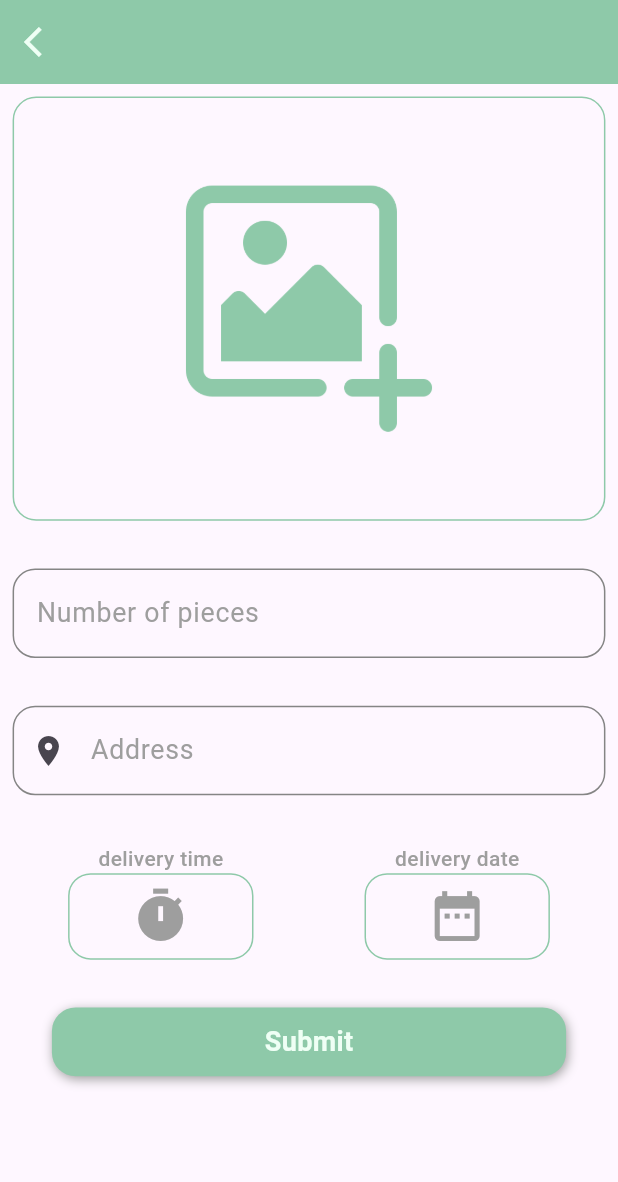
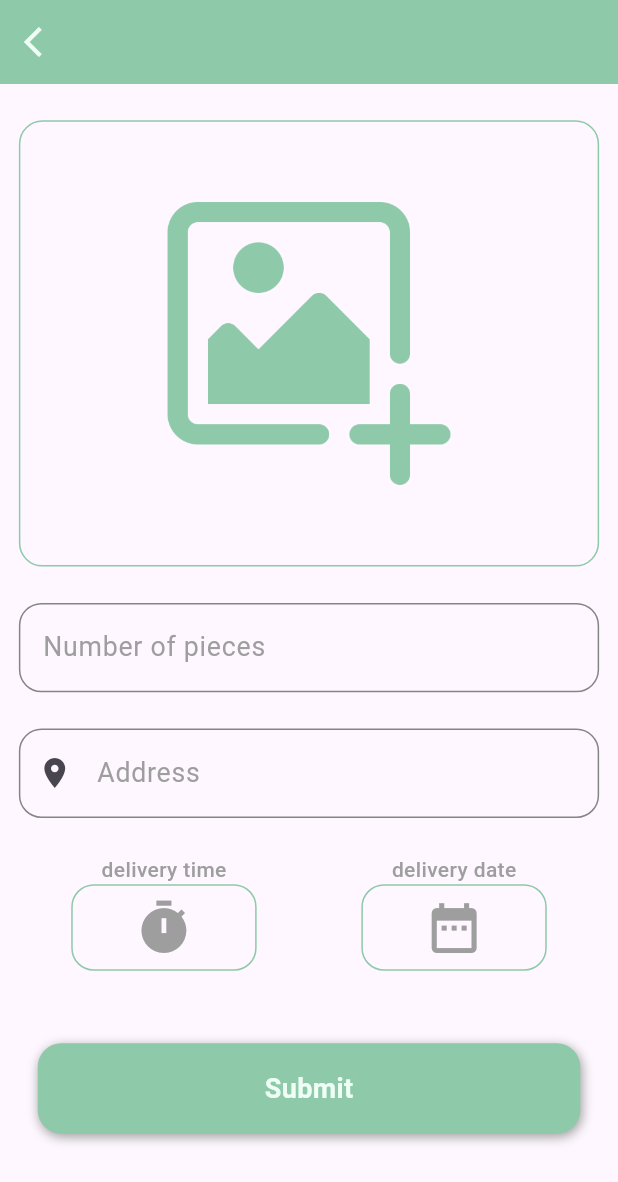
Before and after one commit to taherelzoghby/charity-clothes, a Flutter app: the AddInfoView screen opened by its route, on a phone screen of 412 x 824 dp. Shown: the top 1182 px of the screen. Run offline on Flutter 3.47's test engine with Material 3 defaults, Android fonts, the light colour scheme and no system bars; our stand-ins replace cached_network_image, carousel_slider, cloud_firestore, country_code_picker, firebase_auth, firebase_core and 20 more; accounts and stored records are empty.

Commit message:
refactor add info page

```diff
--- a/lib/core/consts/style.dart
+++ b/lib/core/consts/style.dart
@@ -20,6 +20,10 @@ abstract class AppConsts {
   static BoxDecoration decorationImage = BoxDecoration(
     border: Border.all(color: mainColor, width: 2),
     borderRadius: BorderRadius.circular(15),
+  );
+  static BoxDecoration decorationAddImage = BoxDecoration(
+    borderRadius: AppConsts.radius15,
+    border: Border.all(color: AppConsts.mainColor),
   );
   static BoxDecoration decorationGrey = BoxDecoration(
     border: Border.all(color: grey, width: 2),
@@ -132,9 +136,13 @@ abstract class AppConsts {
 
   //padding
   static EdgeInsets mainPadding = EdgeInsets.symmetric(horizontal: 12.w);
+  static EdgeInsets padding35V = EdgeInsets.symmetric(
+    vertical: 35.h,
+  );
   static EdgeInsets paddingV12 = EdgeInsets.symmetric(vertical: 12.h);
   static EdgeInsets paddingH50 = EdgeInsets.symmetric(horizontal: 50.w);
   static EdgeInsets padding8 = const EdgeInsets.all(8);
+  static EdgeInsets padding40 = const EdgeInsets.all(40);
 
   //aspect ratio
   static const double aspect16on2 = 16 / 2;
--- a/lib/core/widgets/customButton.dart
+++ b/lib/core/widgets/customButton.dart
@@ -31,7 +31,10 @@ class CustomButton extends StatelessWidget {
           boxShadow: AppConsts.boxShadows,
         ),
         child: Center(
-          child: Text(text, style: styleText),
+          child: Padding(
+            padding: AppConsts.mainPadding,
+            child: Text(text, style: styleText),
+          ),
         ),
       ),
     );
--- a/lib/features/add_info_page/presentation/view/add_info_page.dart
+++ b/lib/features/add_info_page/presentation/view/add_info_page.dart
@@ -7,16 +7,22 @@ import 'package:get/get.dart';
 
 import '../../../../core/consts/style.dart';
 
-class AddInfoView extends StatelessWidget {
+class AddInfoView extends StatefulWidget {
   const AddInfoView({super.key});
 
   @override
+  State<AddInfoView> createState() => _AddInfoViewState();
+}
+
+class _AddInfoViewState extends State<AddInfoView> {
+  final cont = Get.put(
+    AddInfoController(
+      addInfoRepo: getIt.get<AddInfoRepoImplementation>(),
+    ),
+  );
+
+  @override
   Widget build(BuildContext context) {
-    final cont = Get.put(
-      AddInfoController(
-        addInfoRepo: getIt.get<AddInfoRepoImplementation>(),
-      ),
-    );
     return Obx(
       () => Scaffold(
         appBar: cont.isLoadingSubmitted.value
@@ -34,7 +40,9 @@ class AddInfoView extends StatelessWidget {
                 ),
                 backgroundColor: AppConsts.mainColor,
               ),
-        body: const AddInfoBody(),
+        body: const SafeArea(
+          child: AddInfoBody(),
+        ),
       ),
     );
   }
--- a/lib/features/add_info_page/presentation/view/widgets/add_image_section.dart
+++ b/lib/features/add_info_page/presentation/view/widgets/add_image_section.dart
@@ -5,19 +5,21 @@ import 'package:donation/core/consts/style.dart';
 import 'package:donation/features/add_info_page/presentation/view/widgets/bootom_sheet_widget.dart';
 import 'package:donation/features/add_info_page/presentation/view_model/add_info_controller.dart';
 import 'package:flutter/material.dart';
-import 'package:flutter_screenutil/flutter_screenutil.dart';
 import 'package:get/get.dart';
 
-class AddImageSection extends StatelessWidget {
-  const AddImageSection({
-    super.key,
-  });
+class AddImageSection extends StatefulWidget {
+  const AddImageSection({super.key});
 
+  @override
+  State<AddImageSection> createState() => _AddImageSectionState();
+}
+
+class _AddImageSectionState extends State<AddImageSection> {
   @override
   Widget build(BuildContext context) {
     final controller = Get.find<AddInfoController>();
     return AspectRatio(
-      aspectRatio: (2 / 1.5).sp,
+      aspectRatio: AppConsts.aspect13on10,
       child: InkWell(
         onTap: () {
           Get.bottomSheet(
@@ -35,24 +37,22 @@ class AddImageSection extends StatelessWidget {
           );
         },
         child: Container(
-          decoration: BoxDecoration(
-            borderRadius: BorderRadius.circular(15.sp),
-            border: Border.all(
-              color: AppConsts.mainColor,
-            ),
-          ),
+          decoration: AppConsts.decorationAddImage,
           child: Center(
             child: Obx(
               () => controller.image.value.isEmpty
-                  ? AspectRatio(
-                      aspectRatio: (1 / .5).sp,
-                      child: Image.asset(
-                        AppAssets.addImage,
-                        color: AppConsts.mainColor,
+                  ? Padding(
+                      padding: AppConsts.padding40,
+                      child: AspectRatio(
+                        aspectRatio: AppConsts.aspect16on14,
+                        child: Image.asset(
+                          AppAssets.addImage,
+                          color: AppConsts.mainColor,
+                        ),
                       ),
                     )
                   : ClipRRect(
-                      borderRadius: BorderRadius.circular(15),
+                      borderRadius: AppConsts.radius15,
                       child: Image.file(
                         File(controller.image.value),
                         fit: BoxFit.fill,
--- a/lib/features/add_info_page/presentation/view/widgets/add_info_body.dart
+++ b/lib/features/add_info_page/presentation/view/widgets/add_info_body.dart
@@ -1,4 +1,5 @@
 import 'package:donation/core/consts/strings.dart';
+import 'package:donation/core/consts/style.dart';
 import 'package:donation/core/widgets/customButton.dart';
 import 'package:donation/core/widgets/loading_widget.dart';
 import 'package:donation/features/add_info_page/presentation/view/widgets/add_image_section.dart';
@@ -8,41 +9,49 @@ import 'package:flutter/material.dart';
 import 'package:flutter_screenutil/flutter_screenutil.dart';
 import 'package:get/get.dart';
 
-class AddInfoBody extends StatelessWidget {
+class AddInfoBody extends StatefulWidget {
   const AddInfoBody({super.key});
 
   @override
+  State<AddInfoBody> createState() => _AddInfoBodyState();
+}
+
+class _AddInfoBodyState extends State<AddInfoBody> {
+  final cont = Get.find<AddInfoController>();
+
+  @override
   Widget build(BuildContext context) {
-    Size size = MediaQuery.of(context).size;
-    final cont = Get.find<AddInfoController>();
     return Obx(
       () => cont.isLoadingSubmitted.value
           ? const LoadingWidget()
-          : Padding(
-              padding: EdgeInsets.all(8.0.sp),
-              child: Form(
-                key: cont.formKey,
+          : Form(
+              key: cont.formKey,
+              child: Padding(
+                padding: AppConsts.mainPadding,
                 child: ListView(
                   children: [
+                    const AspectRatio(aspectRatio: AppConsts.aspect16on1),
+
                     ///select Image from Phone
                     const AddImageSection(),
-                    SizedBox(height: size.height * .04.h),
+                    const AspectRatio(aspectRatio: AppConsts.aspect16on1),
 
                     /// add info
                     const AddInfoSection(),
-                    SizedBox(height: size.height * .04.h),
+                    const AspectRatio(aspectRatio: AppConsts.aspect16on2),
 
                     ///submit
                     Padding(
-                      padding: EdgeInsets.symmetric(horizontal: 25.w),
+                      padding: AppConsts.mainPadding,
                       child: AspectRatio(
-                        aspectRatio: (.5 / .07).sp,
+                        aspectRatio: AppConsts.aspectRatioButtonAuth,
                         child: CustomButton(
                           text: StringsEn.submit.tr,
                           onTap: () => cont.addToFirebase(),
                         ),
                       ),
                     ),
+                    const AspectRatio(aspectRatio: AppConsts.aspect16on2),
                   ],
                 ),
               ),
--- a/lib/features/add_info_page/presentation/view/widgets/add_info_section.dart
+++ b/lib/features/add_info_page/presentation/view/widgets/add_info_section.dart
@@ -20,7 +20,7 @@ class AddInfoSection extends StatelessWidget {
   Widget build(BuildContext context) {
     Size size = MediaQuery.of(context).size;
     return GetBuilder(
-      init:AddInfoController(
+      init: AddInfoController(
         addInfoRepo: getIt.get<AddInfoRepoImplementation>(),
       ),
       builder: (cont) => Column(
@@ -30,7 +30,7 @@ class AddInfoSection extends StatelessWidget {
             hint: StringsEn.numberOfPieces.tr,
             onChanged: (String? value) => cont.changeNofPieces(value!),
           ),
-          SizedBox(height: size.height * .04.h),
+          const AspectRatio(aspectRatio: AppConsts.aspect16on1),
 
           ///add address
           CustomTextField(
@@ -43,7 +43,7 @@ class AddInfoSection extends StatelessWidget {
               icon: const Icon(Icons.location_on),
             ),
           ),
-          SizedBox(height: size.height * .04.h),
+          const AspectRatio(aspectRatio: AppConsts.aspect16on1),
 
           ///select date - time
           Row(
--- a/lib/features/add_info_page/presentation/view/widgets/bootom_sheet_widget.dart
+++ b/lib/features/add_info_page/presentation/view/widgets/bootom_sheet_widget.dart
@@ -1,4 +1,5 @@
 import 'package:donation/core/consts/strings.dart';
+import 'package:donation/core/consts/style.dart';
 import 'package:donation/core/widgets/customButton.dart';
 import 'package:flutter/material.dart';
 import 'package:flutter_screenutil/flutter_screenutil.dart';
@@ -12,28 +13,26 @@ class BottomSheetWidget extends StatelessWidget {
   }) : super(key: key);
   final void Function() onTapGallery;
   final void Function() onTapCamera;
+
   @override
   Widget build(BuildContext context) {
     Size size = MediaQuery.of(context).size;
-    return SizedBox(
-      height: size.height * .15.h,
-      width: double.infinity,
+    return AspectRatio(
+      aspectRatio: AppConsts.aspect16on5,
       child: Row(
         mainAxisAlignment: MainAxisAlignment.spaceAround,
         children: [
           SizedBox(width: size.width * .1.w),
-          SizedBox(
-            height: size.height * .07.h,
-            width: size.width * .3.w,
+          Padding(
+            padding: AppConsts.padding35V,
             child: CustomButton(
               text: StringsEn.fromGallery.tr,
               onTap: onTapGallery,
             ),
           ),
           SizedBox(width: size.width * .1.w),
-          SizedBox(
-            height: size.height * .07.h,
-            width: size.width * .3.w,
+          Padding(
+            padding: AppConsts.padding35V,
             child: CustomButton(
               text: StringsEn.fromCamera.tr,
               onTap: onTapCamera,
--- a/lib/features/home/presentation/view/widgets/home_body.dart
+++ b/lib/features/home/presentation/view/widgets/home_body.dart
@@ -29,6 +29,8 @@ class _HomeBodyState extends State<HomeBody> {
       padding: AppConsts.mainPadding,
       child: ListView(
         children: [
+          const AspectRatio(aspectRatio: AppConsts.aspect16on1),
+
           ///logo
           Align(
             alignment: Alignment.centerRight,
```
